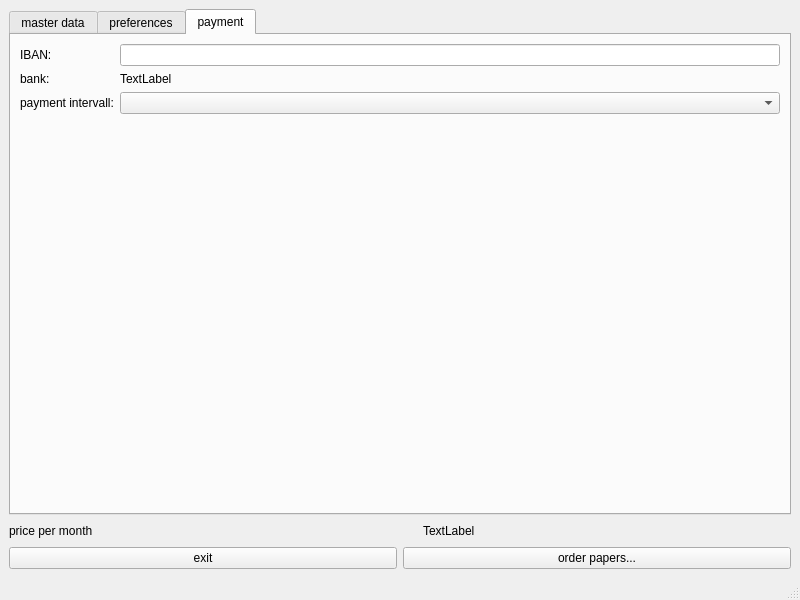
This is PR8/mainwindow.ui in RaufasertapetenEnjoyer/MMI-_und_GUI_Programmierung as Qt 5 draws it before an edit. The edited form follows.
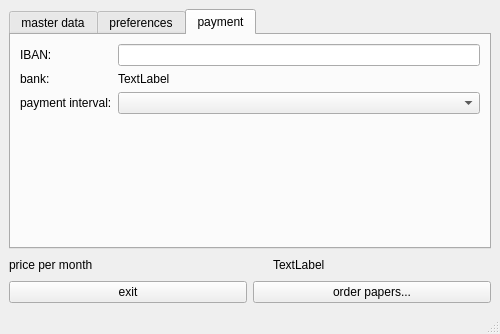
This is the edited form.

Commit message: PR8 finished(?)

Patch:
```diff
--- a/PR8/mainwindow.ui
+++ b/PR8/mainwindow.ui
@@ -6,8 +6,8 @@
    <rect>
     <x>0</x>
     <y>0</y>
-    <width>800</width>
-    <height>600</height>
+    <width>500</width>
+    <height>334</height>
    </rect>
   </property>
   <property name="windowTitle">
@@ -182,7 +182,7 @@
           <item row="2" column="0">
            <widget class="QLabel" name="paymentIntervallLabel">
             <property name="text">
-             <string>payment intervall:</string>
+             <string>payment interval:</string>
             </property>
            </widget>
           </item>
```
Left out of the diff: 8 changed lines with no effect on the pictures. The commit also changes 2 other files.
